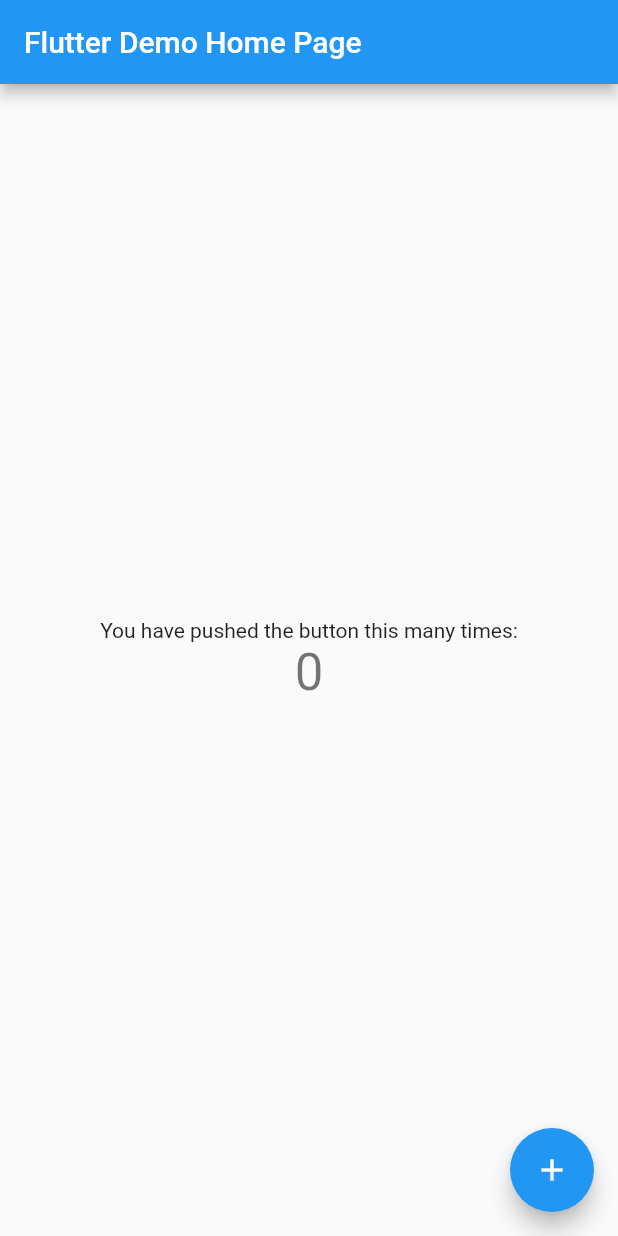
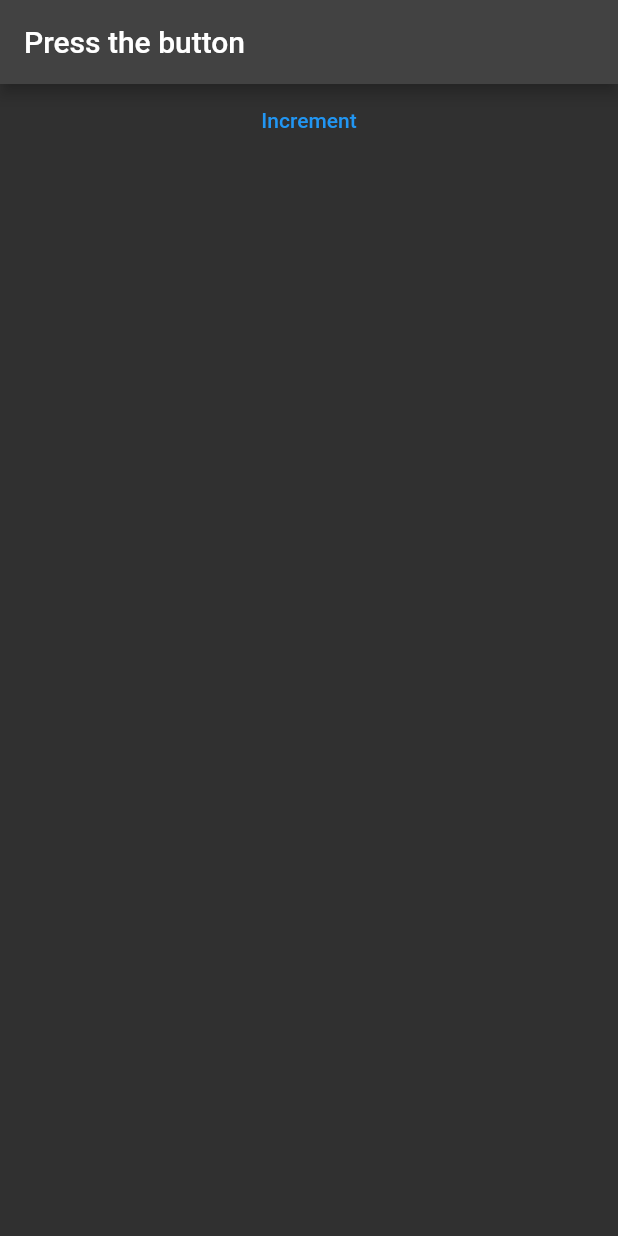
Before and after one commit to sidthree6/flutter_riverpod_example2, a Flutter app: the screen it shows after launch, on a phone screen of 412 x 824 dp. Run offline on Flutter 3.47's test engine with Material 2 defaults, Android fonts, the phone set to English and light mode, and no system bars; our stand-ins replace hooks_riverpod.

Commit message:
Increment Counter finished.

```diff
--- a/lib/main.dart
+++ b/lib/main.dart
@@ -1,115 +1,76 @@
 import 'package:flutter/material.dart';
+import 'package:hooks_riverpod/hooks_riverpod.dart';
 
 void main() {
-  runApp(const MyApp());
+  runApp(
+    const ProviderScope(
+      child: App(),
+    ),
+  );
 }
 
-class MyApp extends StatelessWidget {
-  const MyApp({super.key});
+extension OptionalInfixAddition<T extends num> on T? {
+  T? operator +(T? other) {
+    final shadow = this;
+    if (shadow != null) {
+      return shadow + (other ?? 0) as T;
+    } else {
+      return null;
+    }
+  }
+}
 
-  // This widget is the root of your application.
+class Counter extends StateNotifier<int?> {
+  Counter() : super(null);
+
+  void increment() => state = state == null ? 1 : state + 1;
+}
+
+final counterProvider = StateNotifierProvider<Counter, int?>(
+  (ref) => Counter(),
+);
+
+class App extends StatelessWidget {
+  const App({Key? key}) : super(key: key);
+
   @override
   Widget build(BuildContext context) {
     return MaterialApp(
-      title: 'Flutter Demo',
-      theme: ThemeData(
-        // This is the theme of your application.
-        //
-        // Try running your application with "flutter run". You'll see the
-        // application has a blue toolbar. Then, without quitting the app, try
-        // changing the primarySwatch below to Colors.green and then invoke
-        // "hot reload" (press "r" in the console where you ran "flutter run",
-        // or simply save your changes to "hot reload" in a Flutter IDE).
-        // Notice that the counter didn't reset back to zero; the application
-        // is not restarted.
-        primarySwatch: Colors.blue,
-      ),
-      home: const MyHomePage(title: 'Flutter Demo Home Page'),
+      darkTheme: ThemeData.dark(),
+      themeMode: ThemeMode.dark,
+      debugShowCheckedModeBanner: false,
+      home: HomePage(),
     );
   }
 }
 
-class MyHomePage extends StatefulWidget {
-  const MyHomePage({super.key, required this.title});
-
-  // This widget is the home page of your application. It is stateful, meaning
-  // that it has a State object (defined below) that contains fields that affect
-  // how it looks.
-
-  // This class is the configuration for the state. It holds the values (in this
-  // case the title) provided by the parent (in this case the App widget) and
-  // used by the build method of the State. Fields in a Widget subclass are
-  // always marked "final".
-
-  final String title;
+class HomePage extends ConsumerWidget {
+  const HomePage({Key? key}) : super(key: key);
 
   @override
-  State<MyHomePage> createState() => _MyHomePageState();
-}
-
-class _MyHomePageState extends State<MyHomePage> {
-  int _counter = 0;
-
-  void _incrementCounter() {
-    setState(() {
-      // This call to setState tells the Flutter framework that something has
-      // changed in this State, which causes it to rerun the build method below
-      // so that the display can reflect the updated values. If we changed
-      // _counter without calling setState(), then the build method would not be
-      // called again, and so nothing would appear to happen.
-      _counter++;
-    });
-  }
-
-  @override
-  Widget build(BuildContext context) {
-    // This method is rerun every time setState is called, for instance as done
-    // by the _incrementCounter method above.
-    //
-    // The Flutter framework has been optimized to make rerunning build methods
-    // fast, so that you can just rebuild anything that needs updating rather
-    // than having to individually change instances of widgets.
+  Widget build(BuildContext context, WidgetRef ref) {
     return Scaffold(
       appBar: AppBar(
-        // Here we take the value from the MyHomePage object that was created by
-        // the App.build method, and use it to set our appbar title.
-        title: Text(widget.title),
-      ),
-      body: Center(
-        // Center is a layout widget. It takes a single child and positions it
-        // in the middle of the parent.
-        child: Column(
-          // Column is also a layout widget. It takes a list of children and
-          // arranges them vertically. By default, it sizes itself to fit its
-          // children horizontally, and tries to be as tall as its parent.
-          //
-          // Invoke "debug painting" (press "p" in the console, choose the
-          // "Toggle Debug Paint" action from the Flutter Inspector in Android
-          // Studio, or the "Toggle Debug Paint" command in Visual Studio Code)
-          // to see the wireframe for each widget.
-          //
-          // Column has various properties to control how it sizes itself and
-          // how it positions its children. Here we use mainAxisAlignment to
-          // center the children vertically; the main axis here is the vertical
-          // axis because Columns are vertical (the cross axis would be
-          // horizontal).
-          mainAxisAlignment: MainAxisAlignment.center,
-          children: <Widget>[
-            const Text(
-              'You have pushed the button this many times:',
-            ),
-            Text(
-              '$_counter',
-              style: Theme.of(context).textTheme.headline4,
-            ),
-          ],
+        title: Consumer(
+          builder: (context, ref, child) {
+            final counter = ref.watch(counterProvider);
+            final text =
+                counter == null ? 'Press the button' : 'Counter: $counter';
+            return Text(text);
+          },
         ),
       ),
-      floatingActionButton: FloatingActionButton(
-        onPressed: _incrementCounter,
-        tooltip: 'Increment',
-        child: const Icon(Icons.add),
-      ), // This trailing comma makes auto-formatting nicer for build methods.
+      body: Column(
+        crossAxisAlignment: CrossAxisAlignment.stretch,
+        children: [
+          TextButton(
+            onPressed: () {
+              ref.read(counterProvider.notifier).increment();
+            },
+            child: const Text('Increment'),
+          ),
+        ],
+      ),
     );
   }
 }
```
